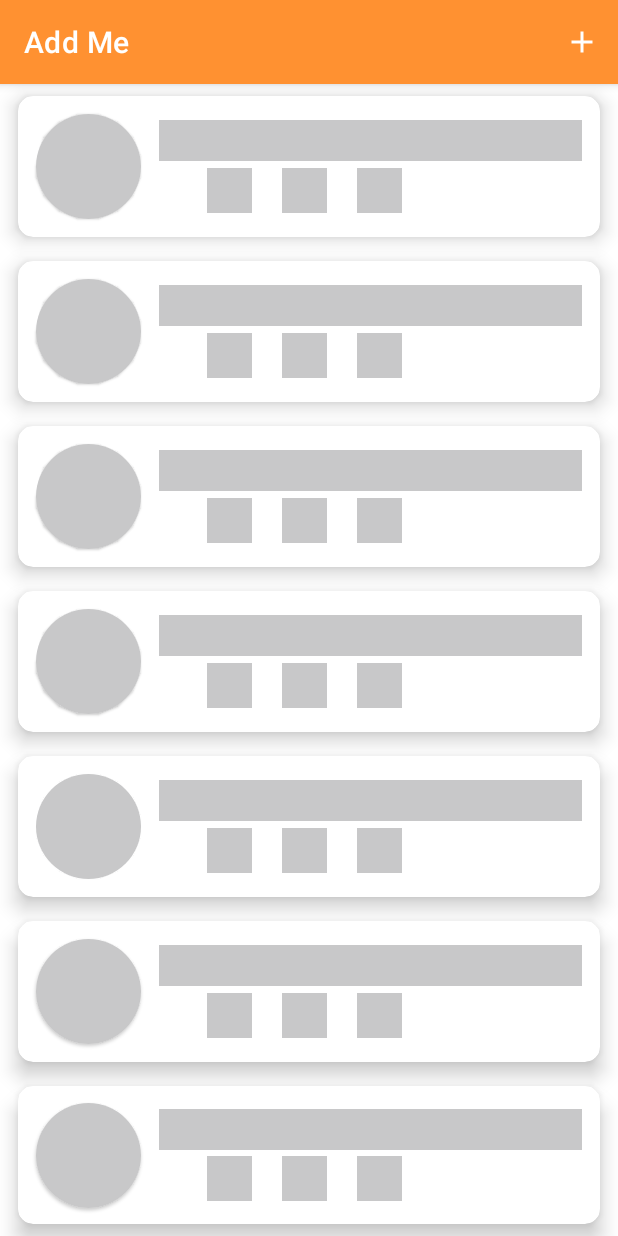
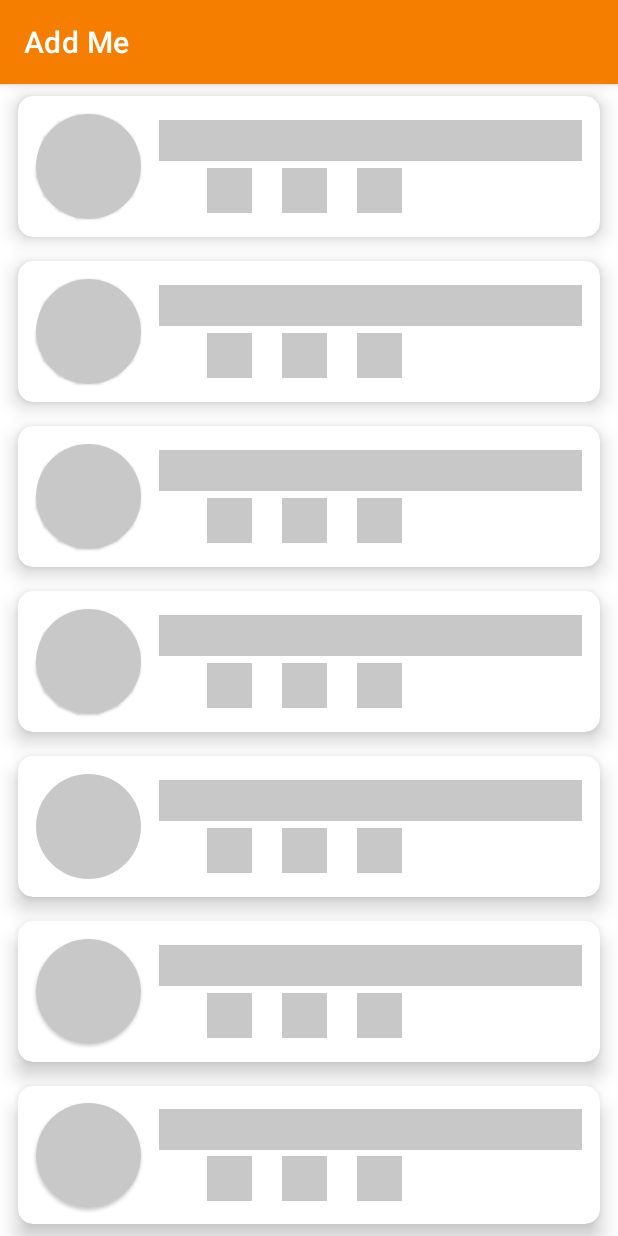
Before and after one commit to estebanjrdev/Add-Me, an Android app: the screen it shows after launch (MainActivity), on a phone screen of 412 x 824 dp. Run offline under Robolectric (Android 15) with nearby library versions, the phone set to English and light mode, and no system bars; our stand-ins replace Dagger/Hilt's generated code, Shimmer; libraries missing offline, so code that uses them is left out: com.hbb20; network calls fail; 1 statement that could not run was skipped.

Commit message:
change color palette

```diff
--- a/app/src/main/java/com/ejrm/addme/ui/view/MainActivity.kt
+++ b/app/src/main/java/com/ejrm/addme/ui/view/MainActivity.kt
@@ -54,6 +54,7 @@ class MainActivity : AppCompatActivity() {
     private lateinit var binding: ActivityMainBinding
     private lateinit var addContactBinding: AddContactBinding
     lateinit var viewModel: MainViewModel
+    private lateinit var menu: Menu
     var dialog: AlertDialog? = null
     private lateinit var adapter: ContactAdapter
     override fun onCreate(savedInstanceState: Bundle?) {
@@ -143,26 +144,6 @@ class MainActivity : AppCompatActivity() {
             connectivityManager?.activeNetworkInfo?.isConnected ?: false
         }
     }
-
-    /* fun checkForInternet(context: Context): Boolean {
-         val connectivityManager =
-             context.getSystemService(Context.CONNECTIVITY_SERVICE) as ConnectivityManager
-         if (Build.VERSION.SDK_INT >= Build.VERSION_CODES.M) {
-             val network = connectivityManager.activeNetwork ?: return false
-             val activeNetwork = connectivityManager.getNetworkCapabilities(network) ?: return false
-
-             return when {
-                 activeNetwork.hasTransport(NetworkCapabilities.TRANSPORT_WIFI) -> true
-                 activeNetwork.hasTransport(NetworkCapabilities.TRANSPORT_CELLULAR) -> true
-                 else -> false
-             }
-         } else {
-             @Suppress("DEPRECATION") val networkInfo =
-                 connectivityManager.activeNetworkInfo ?: return false
-             @Suppress("DEPRECATION")
-             return networkInfo.isConnected
-         }
-     }*/
     @RequiresPermission(anyOf = [Manifest.permission.ACCESS_NETWORK_STATE, Manifest.permission.INTERNET])
     suspend fun dataConexion(url: String): Boolean = try {
         withContext(Dispatchers.IO) {
@@ -180,27 +161,6 @@ class MainActivity : AppCompatActivity() {
         println("Error al conectar: ${e.message}")
         false
     }
-
-    /*  @RequiresPermission(anyOf = [Manifest.permission.ACCESS_NETWORK_STATE, Manifest.permission.INTERNET])
-      suspend fun dataConexion(url: String): Boolean {
-          delay(1500)
-          val httpConnection: HttpURLConnection =
-              URL(url)
-                  .openConnection() as HttpURLConnection
-          if (checkForInternet(this)) {
-              try {
-                  httpConnection.setRequestProperty("User-Agent", "Android")
-                  httpConnection.connectTimeout = 1500
-                  httpConnection.connect()
-                  return httpConnection.responseCode == 200
-              } catch (e: Exception) {
-                  println(e.toString())
-                  return false
-              }
-          }
-          return false
-      }*/
-
     override fun onResume() {
         super.onResume()
         registerReceiver(estadoRed, IntentFilter(ConnectivityManager.CONNECTIVITY_ACTION))
@@ -219,10 +179,12 @@ class MainActivity : AppCompatActivity() {
                             Snackbar.LENGTH_INDEFINITE
                         ).show()
                         binding.viewLoading.isVisible = true
+                        menu.findItem(R.id.add)?.isVisible = false
                         binding.searchView.isVisible = false
                         binding.recyclerContact.isVisible = false
                     } else {
                         binding.viewLoading.isVisible = false
+                        menu.findItem(R.id.add)?.isVisible = true
                         binding.searchView.isVisible = true
                         binding.recyclerContact.isVisible = true
                         Snackbar.make(binding.root, "Conectado!!!", Snackbar.LENGTH_LONG).show()
@@ -236,6 +198,7 @@ class MainActivity : AppCompatActivity() {
                 )
                 snackbar.show()
                 binding.viewLoading.isVisible = true
+                menu.findItem(R.id.add)?.isVisible = false
                 binding.searchView.isVisible = false
                 binding.recyclerContact.isVisible = false
             }
@@ -244,6 +207,7 @@ class MainActivity : AppCompatActivity() {
 
     override fun onCreateOptionsMenu(menu: Menu?): Boolean {
         menuInflater.inflate(R.menu.main_menu, menu)
+        this.menu = menu!!
         return super.onCreateOptionsMenu(menu)
     }
 
@@ -269,9 +233,6 @@ class MainActivity : AppCompatActivity() {
                         if (addContactBinding.CodeCountry.isValidFullNumber) {
                             addContactBinding.progress.isVisible = true
                             val phoneNumber = addContactBinding.CodeCountry.fullNumber.toString()
-                            val country = addContactBinding.CodeCountry.selectedCountryCode
-                            Snackbar.make(binding.root, phoneNumber, Snackbar.LENGTH_LONG)
-                                .show()
                             viewModel.loginViewModel(
                                 phoneNumber,
                                 addContactBinding.password.text.toString()
@@ -290,6 +251,10 @@ class MainActivity : AppCompatActivity() {
                             )
                                 .show()
                             dialog!!.dismiss()
+                            if (response.success){
+                                menu.findItem(R.id.face)?.isVisible = true
+                                menu.findItem(R.id.add)?.isVisible = false
+                            }
                         })
                         viewModel.getSuccessfulObserver()
                         viewModel.getAllContact()
@@ -347,89 +312,4 @@ class MainActivity : AppCompatActivity() {
         }
         return super.onOptionsItemSelected(item)
     }
-
-    /*fun getStringImage(bitmap: Bitmap): String {
-        baos = ByteArrayOutputStream()
-       bitmap.compress(Bitmap.CompressFormat.JPEG,100,baos)
-        val array: ByteArray = baos.toByteArray()
-        return Base64.encodeToString(array,Base64.DEFAULT)
-    }
-
-    private fun checkPermissionAndOpenImageSelector() {
-        if (ContextCompat.checkSelfPermission(
-                this,
-                Manifest.permission.READ_EXTERNAL_STORAGE
-            ) == PackageManager.PERMISSION_GRANTED
-        ) {
-            openImageSelector()
-        } else {
-            if (Build.VERSION.SDK_INT >= Build.VERSION_CODES.M) {
-                requestPermissions(
-                    arrayOf(Manifest.permission.READ_EXTERNAL_STORAGE),
-                    PERMISSION_CODE
-                )
-            }
-        }
-    }
-
-    private fun openImageSelector() {
-        val intent = Intent(Intent.ACTION_PICK, MediaStore.Images.Media.EXTERNAL_CONTENT_URI)
-        pickImage.launch(intent)
-    }
-
-    private val pickImage =
-        registerForActivityResult(ActivityResultContracts.StartActivityForResult()) { result ->
-            if (result.resultCode == RESULT_OK) {
-                result.data?.data?.let { uri ->
-                    imageUri = uri
-                    val foto = MediaStore.Images.Media.getBitmap(contentResolver, uri)
-                    bitmap  = Bitmap.createScaledBitmap(foto, 150, 150, true)
-                    addContactBinding.imgPerfil.setImageBitmap(bitmap)
-                }
-            }
-        }*/
-
-    fun getRequestBodyFromUri(uri: Uri): RequestBody {
-        val inputStream = this.contentResolver.openInputStream(uri)
-        val bytes = inputStream?.readBytes()
-        val MEDIA_TYPE_JPEG = "image/jpeg".toMediaTypeOrNull()
-        return RequestBody.create(MEDIA_TYPE_JPEG, bytes!!)
-    }
-
-    /* @RequiresApi(Build.VERSION_CODES.O)
-     fun upLoadMultiPart(name: String, phone: String, facebook:String, instagram: String){
-        /* val textName = RequestBody.create("text/plain".toMediaTypeOrNull(), name)
-         val textWhatsApp = RequestBody.create("text/plain".toMediaTypeOrNull(), phone)
-         val textFacebook = RequestBody.create("text/plain".toMediaTypeOrNull(), facebook)
-         val textInstagram = RequestBody.create("text/plain".toMediaTypeOrNull(), instagram)*/
-         val image = getRequestBodyFromUri(uri)
-         val currentDateTime = LocalDateTime.now()
-         val multipartFile = MultipartBody.Part.createFormData("image", name+"_"+currentDateTime.toString()+".png", image)
-         val requestBody = MultipartBody.Builder()
-             .setType(MultipartBody.FORM)
-             .addPart(multipartFile)
-             .addFormDataPart("name",name)
-             .addFormDataPart("phone",phone)
-             .addFormDataPart("facebook",facebook)
-             .addFormDataPart("instagram",instagram)
-             .build()
-         viewModel.add(name,phone,facebook,instagram)
-     }*/
-
-    /* override fun onRequestPermissionsResult(
-         requestCode: Int,
-         permissions: Array<out String>,
-         grantResults: IntArray
-     ) {
-         super.onRequestPermissionsResult(requestCode, permissions, grantResults)
-         if (requestCode == PERMISSION_CODE && grantResults.isNotEmpty()) {
-             if (grantResults[0] == PackageManager.PERMISSION_GRANTED) {
-                 openImageSelector()
-             }
-         }
-     }
-
-     companion object {
-         private const val PERMISSION_CODE = 100
-     }*/
 }
--- a/app/src/main/res/drawable/boton.xml
+++ b/app/src/main/res/drawable/boton.xml
@@ -6,7 +6,7 @@
         android:left="1dp"
         android:bottom="2dp">
         <shape android:shape="rectangle">
-            <solid android:color="#ffff9131"/>
+            <solid android:color="@color/colorPrimary"/>
             <corners android:radius="30dp"/>
         </shape>
     </item>
--- a/app/src/main/res/layout/add_contact.xml
+++ b/app/src/main/res/layout/add_contact.xml
@@ -130,7 +130,7 @@
         android:textStyle="italic"
         android:textSize="20dp"
         app:layout_constraintVertical_bias="0.06"
-        android:textColor="@color/colorPrimary"
+        android:textColor="@color/colorPrimaryDark"
         app:layout_constraintEnd_toEndOf="parent"
         app:layout_constraintStart_toStartOf="parent"
         app:layout_constraintTop_toBottomOf="@+id/btnAddContact" />
--- a/app/src/main/res/menu/main_menu.xml
+++ b/app/src/main/res/menu/main_menu.xml
@@ -6,6 +6,13 @@
         android:id="@+id/add"
         android:title="Agregar"
         android:icon="@drawable/ic_add_24"
+        android:visible="false"
+        app:showAsAction="always"/>
+    <item
+        android:id="@+id/face"
+        android:title="Agregar"
+        android:icon="@drawable/ic_person_24"
+        android:visible="false"
         app:showAsAction="always"/>
 
 </menu>
--- a/app/src/main/res/values/colors.xml
+++ b/app/src/main/res/values/colors.xml
@@ -7,9 +7,11 @@
     <color name="teal_700">#FF018786</color>
     <color name="black">#FF000000</color>
     <color name="white">#FFFFFFFF</color>
-    <color name="colorPrimary">#FFFF9131</color>
-    <color name="colorPrimaryDark">#FFFCA85C</color>
-    <color name="colorAccent">#FFFFFFFF</color>
+    <color name="red">#FFD72828</color>
+    <color name="blue">#FF002E47</color>
+    <color name="colorPrimary">#FFF57E00</color>
+    <color name="colorPrimaryDark">#FFFCC14A</color>
+    <color name="colorAccent">#FFEAE3B8</color>
 
     <color name="transparent">#0fff</color>
 </resources>
```
